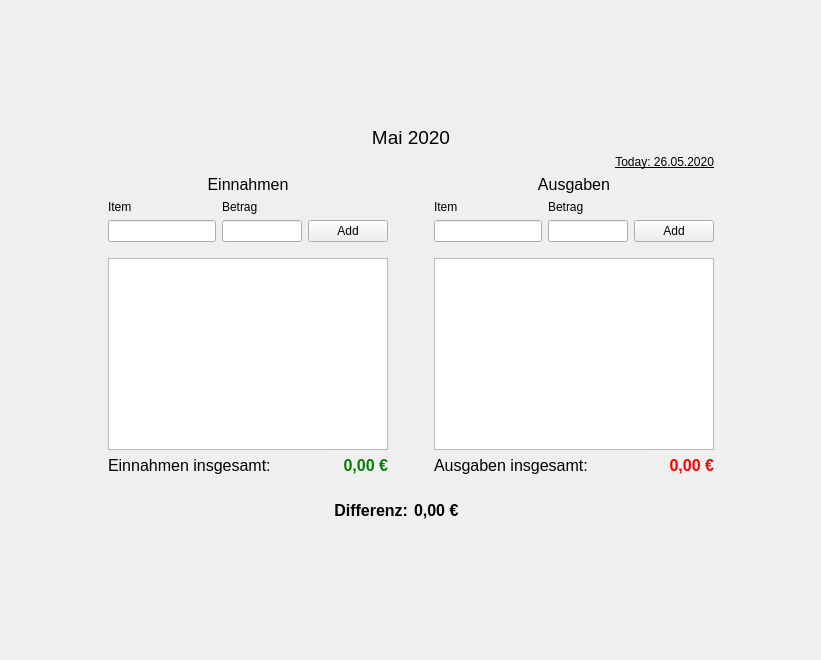
Before: the Qt Designer form mainwindow.ui in TutorExilius/monthly_expenses, drawn with Qt 5.
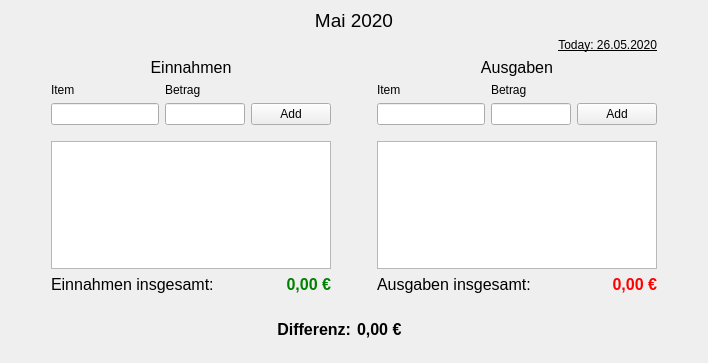
After: the same form once the commit is applied.

Commit message: Set some widget names in main_window.ui

Diff of the .ui file:
```diff
--- a/mainwindow.ui
+++ b/mainwindow.ui
@@ -6,8 +6,8 @@
    <rect>
     <x>0</x>
     <y>0</y>
-    <width>821</width>
-    <height>660</height>
+    <width>708</width>
+    <height>363</height>
    </rect>
   </property>
   <property name="windowTitle">
```
Left out of the diff: 14 changed lines with no effect on the pictures.
